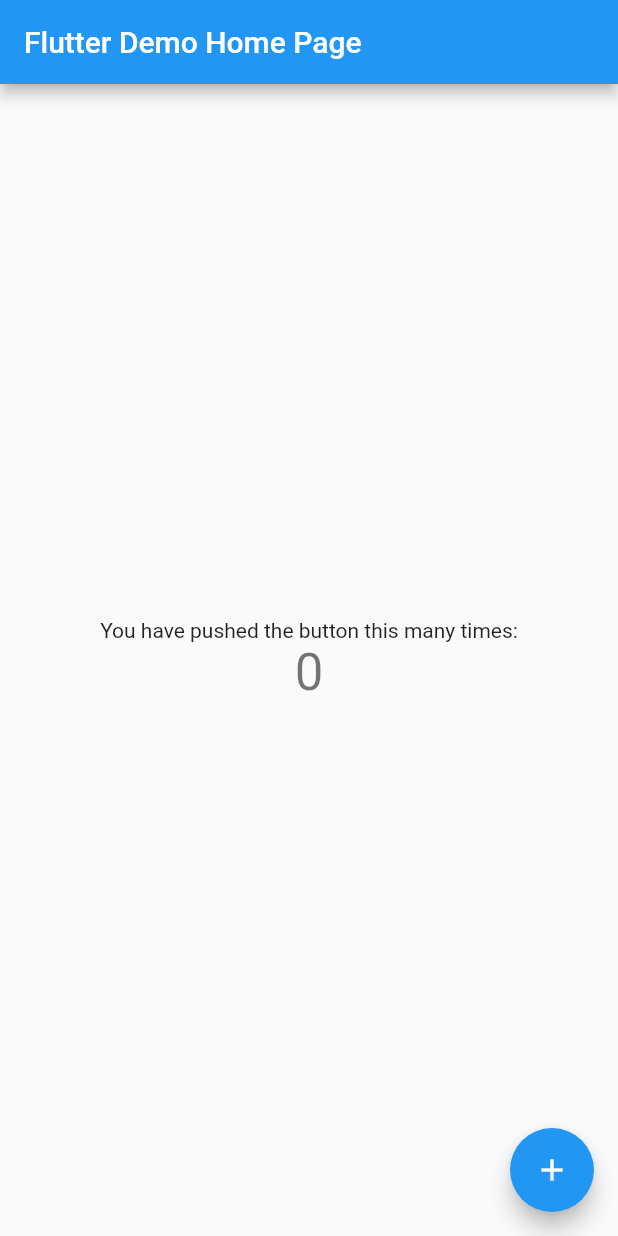
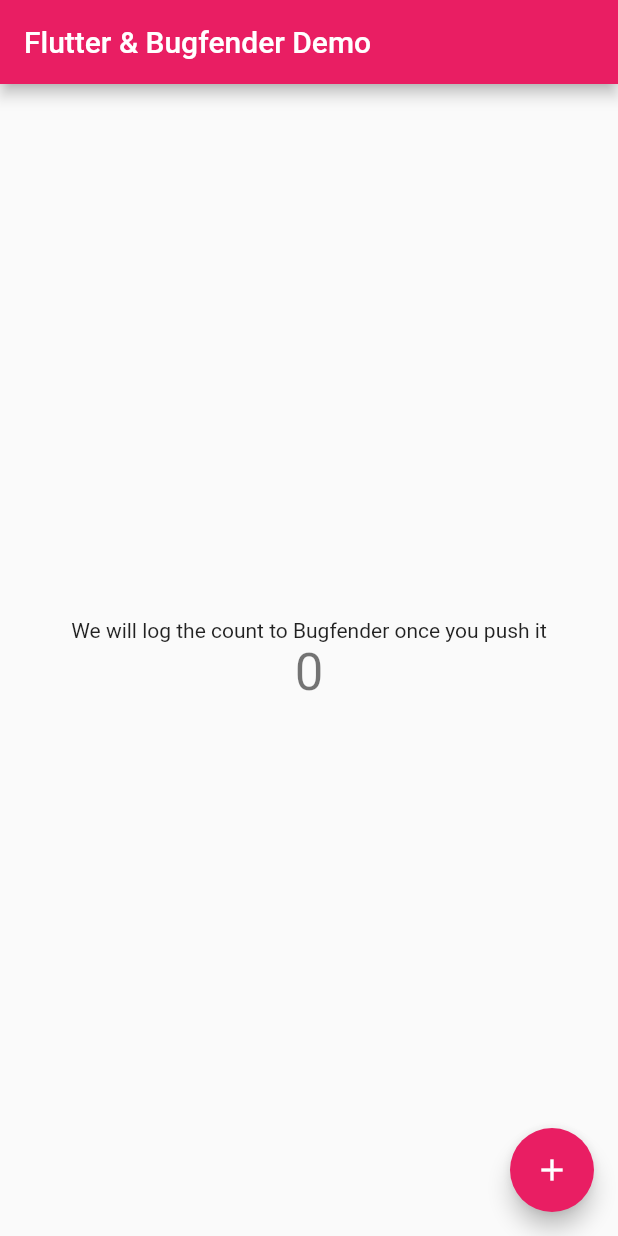
Before and after one commit to atapas/bugfender-flutter, a Flutter app: the screen it shows after launch, on a phone screen of 412 x 824 dp. Run offline on Flutter 3.47's test engine with Material 2 defaults, Android fonts, the light colour scheme and no system bars.

Commit message:
feat: Made a few changes like color, text in the app

```diff
--- a/lib/main.dart
+++ b/lib/main.dart
@@ -8,7 +8,7 @@
   @override
   Widget build(BuildContext context) {
     return MaterialApp(
-      title: 'Flutter Demo',
+      title: 'Flutter & Bugfender Demo',
       theme: ThemeData(
         // This is the theme of your application.
         //
@@ -19,9 +19,9 @@
         // or simply save your changes to "hot reload" in a Flutter IDE).
         // Notice that the counter didn't reset back to zero; the application
         // is not restarted.
-        primarySwatch: Colors.blue,
+        primarySwatch: Colors.pink,
       ),
-      home: MyHomePage(title: 'Flutter Demo Home Page'),
+      home: MyHomePage(title: 'Flutter & Bugfender Demo'),
     );
   }
 }
@@ -93,7 +93,7 @@
           mainAxisAlignment: MainAxisAlignment.center,
           children: <Widget>[
             Text(
-              'You have pushed the button this many times:',
+              'We will log the count to Bugfender once you push it',
             ),
             Text(
               '$_counter',
```
